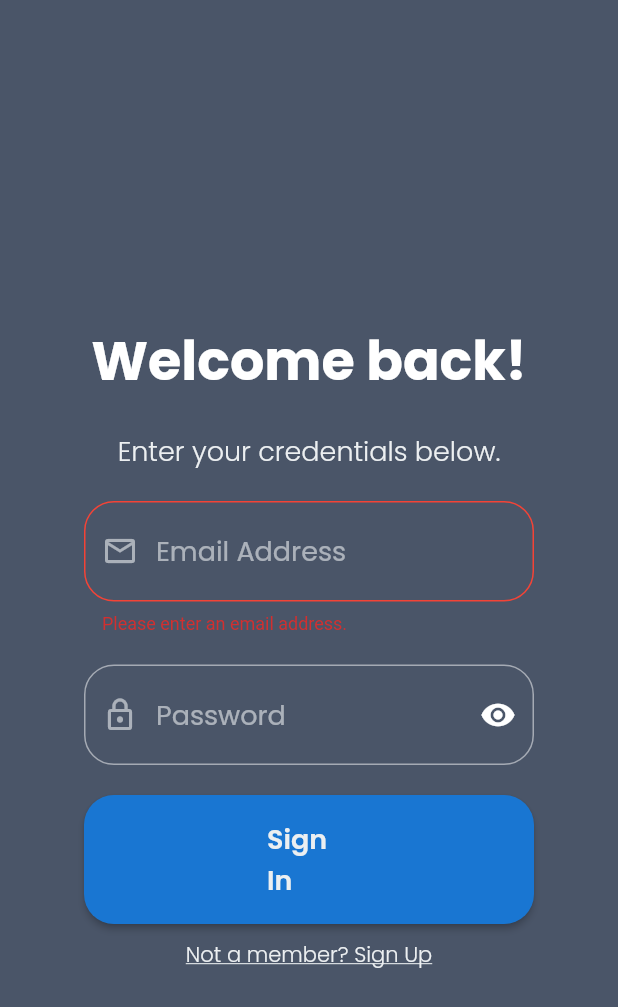
After one commit to ITCC107-2022-2023/3A_Usman_Posty-App, a Flutter app: the screen it shows after launch, after a tap on "Get Started", after a tap on "Sign In", on a phone screen of 412 x 824 dp. The commit adds this screen. Shown: the top 1007 px of the screen. Run offline on Flutter 3.47's test engine with Material 2 defaults, Android fonts, the phone set to English and light mode, and no system bars; our stand-ins replace flutter_svg, google_fonts, hexcolor, vibration.

Commit message:
coded by Al-Fhaigar Usman

```diff
--- /dev/null
+++ b/client/lib/home.dart
@@ -0,0 +1,89 @@
+import 'package:flutter/material.dart';
+import 'package:flutter/services.dart';
+
+class MyHomePage extends StatefulWidget {
+  const MyHomePage({super.key, required this.title});
+
+  // This widget is the home page of your application. It is stateful, meaning
+  // that it has a State object (defined below) that contains fields that affect
+  // how it looks.
+
+  // This class is the configuration for the state. It holds the values (in this
+  // case the title) provided by the parent (in this case the App widget) and
+  // used by the build method of the State. Fields in a Widget subclass are
+  // always marked "final".
+
+  final String title;
+
+  @override
+  State<MyHomePage> createState() => _MyHomePageState();
+}
+
+class _MyHomePageState extends State<MyHomePage> {
+  int _counter = 0;
+
+  void _incrementCounter() {
+    setState(() {
+      // This call to setState tells the Flutter framework that something has
+      // changed in this State, which causes it to rerun the build method below
+      // so that the display can reflect the updated values. If we changed
+      // _counter without calling setState(), then the build method would not be
+      // called again, and so nothing would appear to happen.
+      _counter++;
+    });
+  }
+
+  @override
+  Widget build(BuildContext context) {
+    // This method is rerun every time setState is called, for instance as done
+    // by the _incrementCounter method above.
+    //
+    // The Flutter framework has been optimized to make rerunning build methods
+    // fast, so that you can just rebuild anything that needs updating rather
+    // than having to individually change instances of widgets.
+    return Scaffold(
+      appBar: AppBar(
+        systemOverlayStyle:
+            const SystemUiOverlayStyle(statusBarColor: Colors.transparent),
+        // Here we take the value from the MyHomePage object that was created by
+        // the App.build method, and use it to set our appbar title.
+        title: Text(widget.title),
+      ),
+      body: Center(
+        // Center is a layout widget. It takes a single child and positions it
+        // in the middle of the parent.
+        child: Column(
+          // Column is also a layout widget. It takes a list of children and
+          // arranges them vertically. By default, it sizes itself to fit its
+          // children horizontally, and tries to be as tall as its parent.
+          //
+          // Invoke "debug painting" (press "p" in the console, choose the
+          // "Toggle Debug Paint" action from the Flutter Inspector in Android
+          // Studio, or the "Toggle Debug Paint" command in Visual Studio Code)
+          // to see the wireframe for each widget.
+          //
+          // Column has various properties to control how it sizes itself and
+          // how it positions its children. Here we use mainAxisAlignment to
+          // center the children vertically; the main axis here is the vertical
+          // axis because Columns are vertical (the cross axis would be
+          // horizontal).
+          mainAxisAlignment: MainAxisAlignment.center,
+          children: <Widget>[
+            const Text(
+              'Hello world',
+            ),
+            Text(
+              '$_counter',
+              style: Theme.of(context).textTheme.headlineMedium,
+            ),
+          ],
+        ),
+      ),
+      floatingActionButton: FloatingActionButton(
+        onPressed: _incrementCounter,
+        tooltip: 'Increment',
+        child: const Icon(Icons.add),
+      ), // This trailing comma makes auto-formatting nicer for build methods.
+    );
+  }
+}
--- a/client/lib/main.dart
+++ b/client/lib/main.dart
@@ -1,4 +1,6 @@
 import 'package:flutter/material.dart';
+import 'splash_screen.dart';
+import 'package:google_fonts/google_fonts.dart';
 
 void main() {
   runApp(const MyApp());
@@ -11,105 +13,12 @@ class MyApp extends StatelessWidget {
   @override
   Widget build(BuildContext context) {
     return MaterialApp(
+      debugShowCheckedModeBanner: false,
       title: 'Flutter Demo',
       theme: ThemeData(
-        // This is the theme of your application.
-        //
-        // Try running your application with "flutter run". You'll see the
-        // application has a blue toolbar. Then, without quitting the app, try
-        // changing the primarySwatch below to Colors.green and then invoke
-        // "hot reload" (press "r" in the console where you ran "flutter run",
-        // or simply save your changes to "hot reload" in a Flutter IDE).
-        // Notice that the counter didn't reset back to zero; the application
-        // is not restarted.
         primarySwatch: Colors.blue,
       ),
-      home: const MyHomePage(title: 'Flutter Demo Home Page'),
+      home: const Splash_Screen(),
     );
   }
 }
-
-class MyHomePage extends StatefulWidget {
-  const MyHomePage({super.key, required this.title});
-
-  // This widget is the home page of your application. It is stateful, meaning
-  // that it has a State object (defined below) that contains fields that affect
-  // how it looks.
-
-  // This class is the configuration for the state. It holds the values (in this
-  // case the title) provided by the parent (in this case the App widget) and
-  // used by the build method of the State. Fields in a Widget subclass are
-  // always marked "final".
-
-  final String title;
-
-  @override
-  State<MyHomePage> createState() => _MyHomePageState();
-}
-
-class _MyHomePageState extends State<MyHomePage> {
-  int _counter = 0;
-
-  void _incrementCounter() {
-    setState(() {
-      // This call to setState tells the Flutter framework that something has
-      // changed in this State, which causes it to rerun the build method below
-      // so that the display can reflect the updated values. If we changed
-      // _counter without calling setState(), then the build method would not be
-      // called again, and so nothing would appear to happen.
-      _counter++;
-    });
-  }
-
-  @override
-  Widget build(BuildContext context) {
-    // This method is rerun every time setState is called, for instance as done
-    // by the _incrementCounter method above.
-    //
-    // The Flutter framework has been optimized to make rerunning build methods
-    // fast, so that you can just rebuild anything that needs updating rather
-    // than having to individually change instances of widgets.
-    return Scaffold(
-      appBar: AppBar(
-        // Here we take the value from the MyHomePage object that was created by
-        // the App.build method, and use it to set our appbar title.
-        title: Text(widget.title),
-      ),
-      body: Center(
-        // Center is a layout widget. It takes a single child and positions it
-        // in the middle of the parent.
-        child: Column(
-          // Column is also a layout widget. It takes a list of children and
-          // arranges them vertically. By default, it sizes itself to fit its
-          // children horizontally, and tries to be as tall as its parent.
-          //
-          // Invoke "debug painting" (press "p" in the console, choose the
-          // "Toggle Debug Paint" action from the Flutter Inspector in Android
-          // Studio, or the "Toggle Debug Paint" command in Visual Studio Code)
-          // to see the wireframe for each widget.
-          //
-          // Column has various properties to control how it sizes itself and
-          // how it positions its children. Here we use mainAxisAlignment to
-          // center the children vertically; the main axis here is the vertical
-          // axis because Columns are vertical (the cross axis would be
-          // horizontal).
-          mainAxisAlignment: MainAxisAlignment.center,
-          children: <Widget>[
-            const Text(
-              'You have pushed the button this many times:',
-            ),
-            Text(
-              '$_counter',
-              style: Theme.of(context).textTheme.headlineMedium,
-            ),
-          ],
-        ),
-      ),
-      floatingActionButton: FloatingActionButton(
-        onPressed: _incrementCounter,
-        tooltip: 'Increment',
-        child: const Icon(Icons.add),
-      ), // This trailing comma makes auto-formatting nicer for build methods.
-    );
-  }
-}
--- /dev/null
+++ b/client/lib/screens/login.dart
@@ -0,0 +1,231 @@
+import 'package:flutter/material.dart';
+import 'package:google_fonts/google_fonts.dart';
+import 'package:hexcolor/hexcolor.dart';
+import 'package:flutter/services.dart';
+import 'package:flutter_svg/flutter_svg.dart';
+import 'package:vibration/vibration.dart';
+import '../home.dart';
+
+class LoginScreen extends StatefulWidget {
+  const LoginScreen({super.key});
+
+  @override
+  State<LoginScreen> createState() => _LoginScreenState();
+}
+
+class _LoginScreenState extends State<LoginScreen> {
+  final _formKey = GlobalKey<FormState>();
+  bool _isPasswordVisible = false;
+  final TextEditingController _emailController = TextEditingController();
+  final TextEditingController _passwordController = TextEditingController();
+
+  @override
+  void initState() {
+    super.initState();
+  }
+
+  @override
+  void dispose() {
+    _emailController.dispose();
+    _passwordController.dispose();
+    super.dispose();
+  }
+
+  @override
+  Widget build(BuildContext context) {
+    return Scaffold(
+      backgroundColor: HexColor('#4A5568'),
+      appBar: AppBar(
+        centerTitle: true,
+        backgroundColor: Colors.transparent,
+        elevation: 0,
+        systemOverlayStyle:
+            const SystemUiOverlayStyle(statusBarColor: Colors.transparent),
+      ),
+      body: Form(
+        key: _formKey,
+        // padding: EdgeInsets.all(16),
+        child: Center(
+          child: Column(
+            mainAxisAlignment: MainAxisAlignment.center,
+            children: [
+              Text(
+                'Welcome back!',
+                style: GoogleFonts.poppins(
+                  fontSize: 36,
+                  fontWeight: FontWeight.w700,
+                  color: Colors.white,
+                ),
+              ),
+              SizedBox(
+                width: 300, // set the desired width here
+                child: SingleChildScrollView(
+                  child: Padding(
+                    padding: const EdgeInsets.symmetric(
+                        vertical: 20), // set the desired padding here
+                    child: Column(
+                      children: [
+                        Text(
+                          'Enter your credentials below.',
+                          textAlign: TextAlign.center,
+                          style: GoogleFonts.poppins(
+                            fontSize: 18,
+                            fontWeight: FontWeight.w300,
+                            color: HexColor('#ECEFF1'),
+                          ),
+                        ),
+                        const SizedBox(height: 20),
+                        TextFormField(
+                          controller: _emailController,
+                          style: GoogleFonts.poppins(
+                            fontSize: 18,
+                            fontWeight: FontWeight.w400,
+                            color: Colors.white,
+                          ),
+                          decoration: InputDecoration(
+                            hintText: 'Email Address',
+                            hintStyle: GoogleFonts.poppins(
+                              fontSize: 18,
+                              fontWeight: FontWeight.w400,
+                              color: HexColor('#ECEFF1').withOpacity(0.6),
+                            ),
+                            prefixIcon: Icon(
+                              Icons.email_outlined,
+                              color: HexColor('#ECEFF1').withOpacity(0.6),
+                            ),
+                            enabledBorder: OutlineInputBorder(
+                              borderSide: BorderSide(
+                                  color: Colors.white.withOpacity(0.5)),
+                              borderRadius: BorderRadius.circular(20),
+                            ),
+                            focusedBorder: OutlineInputBorder(
+                              borderSide: const BorderSide(color: Colors.white),
+                              borderRadius: BorderRadius.circular(20),
+                            ),
+                            errorBorder: OutlineInputBorder(
+                              borderSide: const BorderSide(color: Colors.red),
+                              borderRadius: BorderRadius.circular(20),
+                            ),
+                            focusedErrorBorder: OutlineInputBorder(
+                              borderSide: const BorderSide(color: Colors.red),
+                              borderRadius: BorderRadius.circular(20),
+                            ),
+                          ),
+                          validator: (value) {
+                            if (value == null || value.isEmpty) {
+                              Vibration.vibrate(duration: 100, amplitude: 128);
+                              return 'Please enter an email address.';
+                            } else if (!RegExp(
+                                    r'^[\w-\.]+@([\w-]+\.)+[\w-]{2,4}$')
+                                .hasMatch(value)) {
+                              Vibration.vibrate(duration: 100, amplitude: 128);
+                              return 'Please enter a valid email address.';
+                            }
+                            return null;
+                          },
+                        ),
+                        const SizedBox(height: 20),
+                        TextField(
+                          controller: _passwordController,
+                          obscureText: !_isPasswordVisible,
+                          style: GoogleFonts.poppins(
+                            fontSize: 18,
+                            fontWeight: FontWeight.w400,
+                            color: Colors.white,
+                          ),
+                          decoration: InputDecoration(
+                            hintText: 'Password',
+                            hintStyle: GoogleFonts.poppins(
+                              fontSize: 18,
+                              fontWeight: FontWeight.w400,
+                              color: HexColor('#ECEFF1').withOpacity(0.6),
+                            ),
+                            prefixIcon: Icon(
+                              Icons.lock_outline,
+                              color: HexColor('#ECEFF1').withOpacity(0.6),
+                            ),
+                            enabledBorder: OutlineInputBorder(
+                              borderSide: BorderSide(
+                                  color: Colors.white.withOpacity(0.5)),
+                              borderRadius: BorderRadius.circular(20),
+                            ),
+                            focusedBorder: OutlineInputBorder(
+                              borderSide: BorderSide(color: Colors.white),
+                              borderRadius: BorderRadius.circular(20),
+                            ),
+                            suffixIcon: IconButton(
+                              onPressed: () {
+                                setState(() {
+                                  _isPasswordVisible = !_isPasswordVisible;
+                                });
+                              },
+                              icon: Icon(
+                                _isPasswordVisible
+                                    ? Icons.visibility_off
+                                    : Icons.visibility,
+                                color: Colors.white,
+                              ),
+                            ),
+                          ),
+                        ),
+                        const SizedBox(
+                            height:
+                                20), // add some space between the text and the button
+                        ElevatedButton(
+                          onPressed: () {
+                            if (_formKey.currentState!.validate()) {
+                              Navigator.of(context).push(MaterialPageRoute(
+                                  builder: (context) => const MyHomePage(
+                                        title: 'Home Page',
+                                      )));
+                            }
+                          }, // add your desired functionality here
+                          style: ElevatedButton.styleFrom(
+                            primary: HexColor(
+                                '#1976D2'), // set the background color of the button
+                            padding: const EdgeInsets.symmetric(
+                                vertical: 16,
+                                horizontal:
+                                    122), // set the padding of the button
+                            shape: RoundedRectangleBorder(
+                                borderRadius: BorderRadius.circular(
+                                    20)), // set the border radius of the button
+                          ),
+                          child: Text(
+                            'Sign In',
+                            style: GoogleFonts.poppins(
+                              fontSize: 18,
+                              fontWeight: FontWeight.w600,
+                              color: HexColor('#ECEFF1'),
+                            ),
+                          ),
+                        ),
+                        const SizedBox(height: 10),
+                        GestureDetector(
+                          onTap: () {
+                            // add your desired functionality here
+                            print('Sign Up tapped');
+                          },
+                          child: Text(
+                            'Not a member? Sign Up',
+                            textAlign: TextAlign.left,
+                            style: GoogleFonts.poppins(
+                              fontSize: 14,
+                              fontWeight: FontWeight.w300,
+                              color: HexColor('#ECEFF1'),
+                              decoration: TextDecoration.underline,
+                            ),
+                          ),
+                        ),
+                      ],
+                    ),
+                  ),
+                ),
+              ),
+            ],
+          ),
+        ),
+      ),
+    );
+  }
+}
--- /dev/null
+++ b/client/lib/splash_screen.dart
@@ -0,0 +1,129 @@
+import 'package:flutter/material.dart';
+import 'package:google_fonts/google_fonts.dart';
+import 'package:flutter/services.dart';
+import 'package:hexcolor/hexcolor.dart';
+import 'package:flutter_svg/flutter_svg.dart';
+import './screens/login.dart';
+
+class Splash_Screen extends StatefulWidget {
+  const Splash_Screen({Key? key});
+
+  @override
+  State<Splash_Screen> createState() => _Splash_ScreenState();
+}
+
+class _Splash_ScreenState extends State<Splash_Screen> {
+  @override
+  void initState() {
+    super.initState();
+    // _navigatetohome();
+  }
+
+  _navigatetohome() async {
+    await Future.delayed(Duration(milliseconds: 100), () {});
+    Navigator.pushReplacement(
+        context, MaterialPageRoute(builder: (context) => LoginScreen()));
+  }
+
+  @override
+  Widget build(BuildContext context) {
+    return Scaffold(
+      backgroundColor: HexColor('#4A5568'),
+      appBar: AppBar(
+        systemOverlayStyle:
+            const SystemUiOverlayStyle(statusBarColor: Colors.transparent),
+        title: Padding(
+          padding: const EdgeInsets.all(150), // set the desired padding here
+          // child: Image.asset(
+          //   'assets/images/logo.png',
+          //   width: 80,
+          //   height: 80,
+          // ),
+        ),
+        centerTitle: true,
+        backgroundColor: Colors.transparent,
+        elevation: 0,
+      ),
+      body: Padding(
+        padding: EdgeInsets.all(16),
+        child: Center(
+          child: Column(
+            mainAxisAlignment: MainAxisAlignment.center,
+            children: [
+              Padding(
+                padding: const EdgeInsets.only(bottom: 45),
+                child: SvgPicture.asset(
+                  'assets/svg/splash_screen.svg',
+                  width: 275,
+                  height: 250,
+                ),
+              ),
+              Text(
+                'Find New Friends',
+                style: GoogleFonts.poppins(
+                  fontSize: 36,
+                  fontWeight: FontWeight.w700,
+                  color: Colors.white,
+                ),
+              ),
+              Text(
+                'With Posty App',
+                style: GoogleFonts.poppins(
+                  fontSize: 36,
+                  fontWeight: FontWeight.w700,
+                  color: Colors.white,
+                ),
+              ),
+              Container(
+                width: 300, // set the desired width here
+                child: Padding(
+                  padding: const EdgeInsets.symmetric(
+                      vertical: 20), // set the desired padding here
+                  child: Column(
+                    children: [
+                      Text(
+                        'With Posty App then you will find new friends from various country and regions throughout the region.',
+                        textAlign: TextAlign.center,
+                        style: GoogleFonts.poppins(
+                          fontSize: 18,
+                          fontWeight: FontWeight.w300,
+                          color: HexColor('#ECEFF1'),
+                        ),
+                      ),
+                      const SizedBox(
+                          height:
+                              20), // add some space between the text and the button
+                      ElevatedButton(
+                        onPressed: () {
+                          _navigatetohome();
+                        }, // add your desired functionality here
+                        child: Text(
+                          'Get Started',
+                          style: GoogleFonts.poppins(
+                            fontSize: 18,
+                            fontWeight: FontWeight.w600,
+                            color: HexColor('#ECEFF1'),
+                          ),
+                        ),
+                        style: ElevatedButton.styleFrom(
+                          primary: HexColor(
+                              '#1976D2'), // set the background color of the button
+                          padding: const EdgeInsets.symmetric(
+                              vertical: 16,
+                              horizontal: 100), // set the padding of the button
+                          shape: RoundedRectangleBorder(
+                              borderRadius: BorderRadius.circular(
+                                  20)), // set the border radius of the button
+                        ),
+                      ),
+                    ],
+                  ),
+                ),
+              ),
+            ],
+          ),
+        ),
+      ),
+    );
+  }
+}
```
Also changed, not shown: client/pubspec.yaml (+8 -0 lines), client/pubspec.lock, 1 other file.
